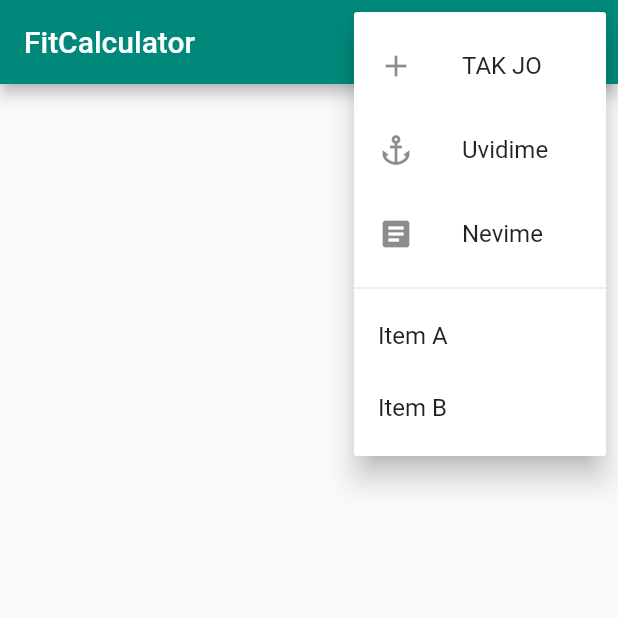
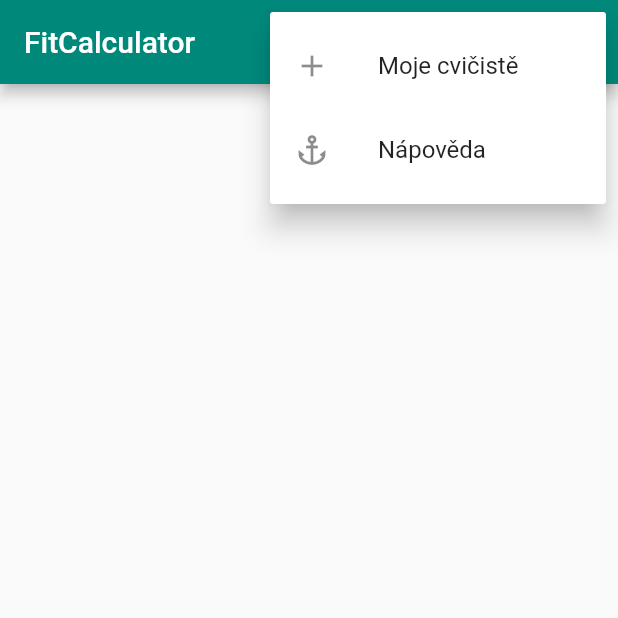
Before and after one commit to realfaid/FitCalculator, a Flutter app: the screen it shows after launch, after a tap on the "more vert" icon, on a phone screen of 412 x 824 dp, the top half of it. Run offline on Flutter 3.47's test engine with Material 2 defaults, Android fonts, the phone set to English and light mode, and no system bars; statements that could not run were skipped.

Commit message:
přídání historie, úprava menu, rozklik na další stránku

```diff
--- a/fit_calculator/lib/main.dart
+++ b/fit_calculator/lib/main.dart
@@ -12,6 +12,7 @@ class MyApp extends StatelessWidget {
         primaryColor: Colors.teal[600],
       ),
       home: DropdownMenuDemo(),
+
     );
   }
 }
@@ -22,31 +23,37 @@ class DropdownMenuDemo extends StatelessWidget {
     return Scaffold(
       appBar: AppBar(
         title: Text('FitCalculator'),
+
         actions: [
+          IconButton(icon: Icon(Icons.calendar_today), onPressed: (){}),
           PopupMenuButton(
             icon: Icon(Icons.more_vert),
             itemBuilder: (BuildContext context) => <PopupMenuEntry>[
               const PopupMenuItem(
                 child: ListTile(
                   leading: Icon(Icons.add),
-                  title: Text('TAK JO'),
+                  title: Text('Moje cvičistě'),
                 ),
               ),
               const PopupMenuItem(
                 child: ListTile(
                   leading: Icon(Icons.anchor),
-                  title: Text('Uvidime'),
+                  title: Text('Nápověda'),
+                  onTap: ()
+                  {
+                    Navigator.push(context, new MaterialPage(builder: (context) => new HelpPage()))
+                  },
                 ),
               ),
-              const PopupMenuItem(
-                child: ListTile(
-                  leading: Icon(Icons.article),
-                  title: Text('Nevime'),
-                ),
-              ),
-              const PopupMenuDivider(),
-              const PopupMenuItem(child: Text('Item A')),
-              const PopupMenuItem(child: Text('Item B')),
+             // const PopupMenuItem(
+                //child: ListTile(
+                //  leading: Icon(Icons.article),
+                 // title: Text('Nevime'),
+               // ),
+             // ),
+              //const PopupMenuDivider(),
+             // const PopupMenuItem(child: Text('Item A')),
+              //const PopupMenuItem(child: Text('Item B')),
             ],
           ),
         ],
```
Also changed, not shown: fit_calculator/lib/helpPage.dart (added, +15 -0 lines).
